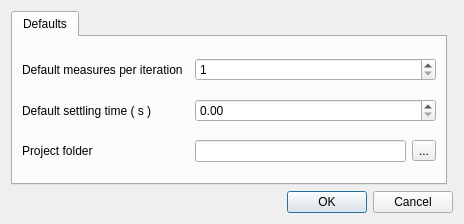
Above: aeroist/preferences.ui from froque/AeroIST before the change. Below: the same form after it.
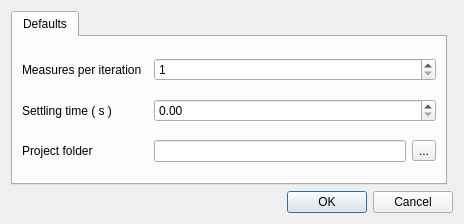
That is the form after the change.

Patch:
```diff
--- a/aeroist/preferences.ui
+++ b/aeroist/preferences.ui
@@ -49,14 +49,14 @@
        <item row="0" column="0">
         <widget class="QLabel" name="label_8">
          <property name="text">
-          <string>Default measures per iteration</string>
+          <string>Measures per iteration</string>
          </property>
         </widget>
        </item>
        <item row="1" column="0">
         <widget class="QLabel" name="label_9">
          <property name="text">
-          <string>Default settling time ( s )</string>
+          <string>Settling time ( s )</string>
          </property>
         </widget>
        </item>
```
